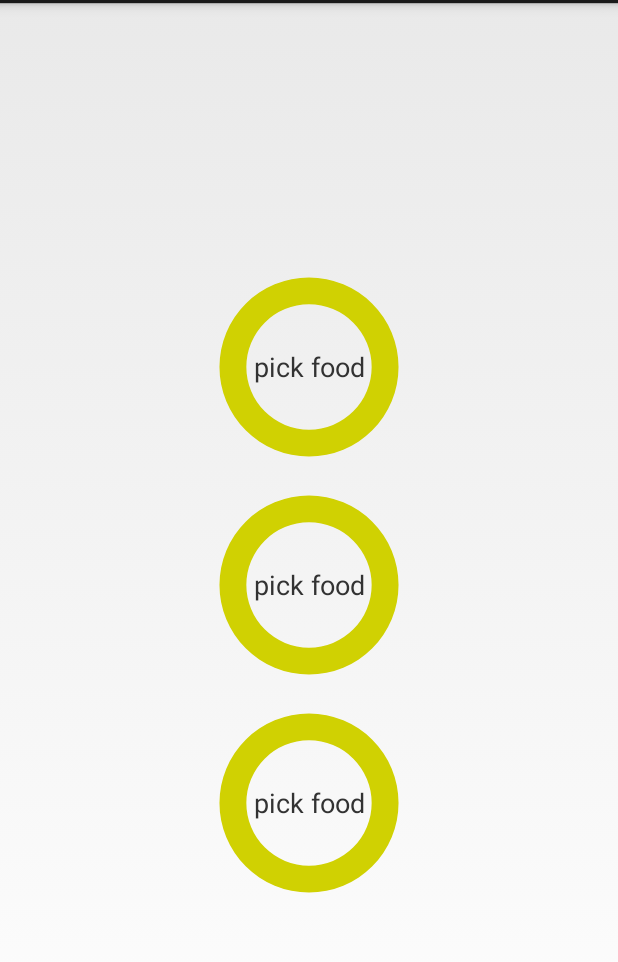
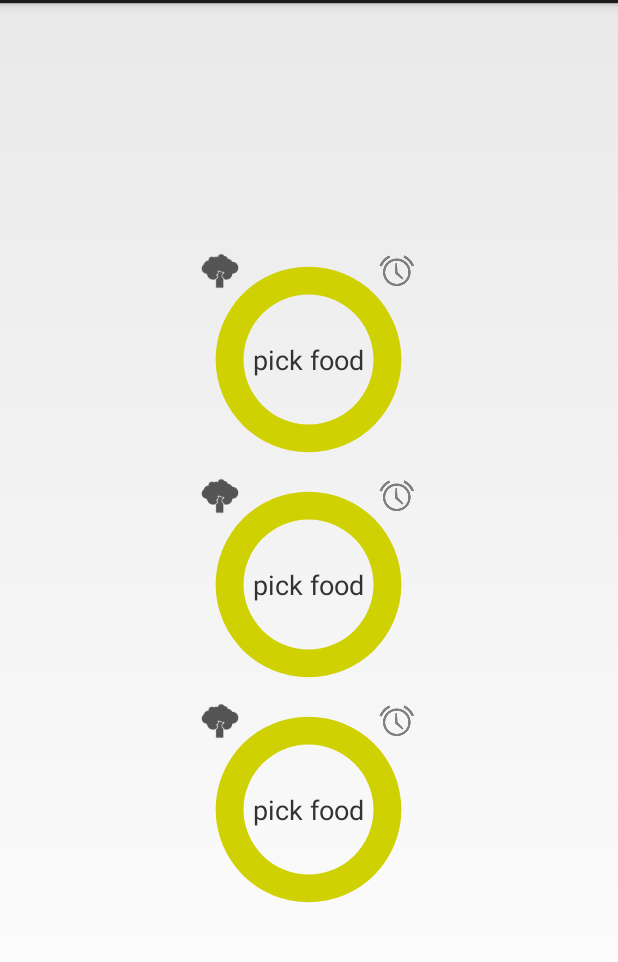
Before and after one commit to TomDoes/Kooktijden, an Android app: the fragment FragmentKookplaat3pits shown on its own in the app's theme, on a phone screen of 412 x 824 dp, the part 69-1031 px from its top. Run offline under Robolectric (Android 15) with nearby library versions, the phone set to English and light mode, and no system bars.

Commit message:
Knoppen voor selecteren groente of handmatig timer instellen

```diff
--- a/app/src/main/java/com/tomdoesburg/kooktijden/FragmentKookplaat1pits.java
+++ b/app/src/main/java/com/tomdoesburg/kooktijden/FragmentKookplaat1pits.java
@@ -1,7 +1,6 @@
 package com.tomdoesburg.kooktijden;
 
 import android.os.Bundle;
-import android.support.annotation.Nullable;
 import android.support.v4.app.Fragment;
 import android.view.LayoutInflater;
 import android.view.View;
@@ -30,7 +29,7 @@ public class FragmentKookplaat1pits extends Fragment {
     }
 
     @Override
-    public void onViewCreated(View view, @Nullable Bundle savedInstanceState) {
+    public void onViewCreated(View view, Bundle savedInstanceState) {
         super.onViewCreated(view, savedInstanceState);
 
         //kookplaat 1
--- a/app/src/main/java/com/tomdoesburg/kooktijden/FragmentKookplaat2pits.java
+++ b/app/src/main/java/com/tomdoesburg/kooktijden/FragmentKookplaat2pits.java
@@ -1,7 +1,6 @@
 package com.tomdoesburg.kooktijden;
 
 import android.os.Bundle;
-import android.support.annotation.Nullable;
 import android.support.v4.app.Fragment;
 import android.view.LayoutInflater;
 import android.view.View;
@@ -25,7 +24,7 @@ public class FragmentKookplaat2pits extends Fragment {
     }
 
     @Override
-    public void onViewCreated(View view, @Nullable Bundle savedInstanceState) {
+    public void onViewCreated(View view, Bundle savedInstanceState) {
         super.onViewCreated(view, savedInstanceState);
 
         //kookplaat 1
--- a/app/src/main/java/com/tomdoesburg/kooktijden/FragmentKookplaat3pits.java
+++ b/app/src/main/java/com/tomdoesburg/kooktijden/FragmentKookplaat3pits.java
@@ -1,7 +1,6 @@
 package com.tomdoesburg.kooktijden;
 
 import android.os.Bundle;
-import android.support.annotation.Nullable;
 import android.support.v4.app.Fragment;
 import android.view.LayoutInflater;
 import android.view.View;
@@ -25,7 +24,7 @@ public class FragmentKookplaat3pits extends Fragment {
     }
 
     @Override
-    public void onViewCreated(View view, @Nullable Bundle savedInstanceState) {
+    public void onViewCreated(View view, Bundle savedInstanceState) {
         super.onViewCreated(view, savedInstanceState);
 
         //kookplaat 1
--- a/app/src/main/res/layout/kookplaat3pits.xml
+++ b/app/src/main/res/layout/kookplaat3pits.xml
@@ -14,9 +14,9 @@
     <ProgressBar
         android:id="@+id/kookplaat1"
         style="?android:attr/progressBarStyleHorizontal"
-        android:layout_width="125dip"
-        android:layout_height="125dip"
-        android:layout_margin="10dp"
+        android:layout_width="150dip"
+        android:layout_height="150dip"
+        android:padding="10dp"
         android:indeterminate="false"
         android:progressDrawable="@drawable/customprogressbar" />
 
@@ -35,9 +35,9 @@
     <ProgressBar
         android:id="@+id/kookplaat2"
         style="?android:attr/progressBarStyleHorizontal"
-        android:layout_width="125dip"
-        android:layout_height="125dip"
-        android:layout_margin="10dp"
+        android:layout_width="150dip"
+        android:layout_height="150dip"
+        android:padding="10dp"
         android:layout_below="@id/kookplaat1"
         android:indeterminate="false"
         android:progressDrawable="@drawable/customprogressbar" />
@@ -57,9 +57,9 @@
     <ProgressBar
         android:id="@+id/kookplaat3"
         style="?android:attr/progressBarStyleHorizontal"
-        android:layout_width="125dip"
-        android:layout_height="125dip"
-        android:layout_margin="10dp"
+        android:layout_width="150dip"
+        android:layout_height="150dip"
+        android:padding="10dp"
         android:layout_below="@id/kookplaat2"
         android:indeterminate="false"
         android:progressDrawable="@drawable/customprogressbar" />
@@ -76,5 +76,60 @@
         android:textSize="18sp"
         android:text="pick food" />
 
+    <ImageButton
+        android:layout_width="wrap_content"
+        android:layout_height="wrap_content"
+        android:id="@+id/kookplaat1Button1"
+        android:background="@drawable/brocolli"
+        android:layout_alignTop="@+id/kookplaat1"
+        android:layout_alignLeft="@+id/kookplaat1"
+        android:layout_alignStart="@+id/kookplaat1" />
+
+    <ImageButton
+        android:layout_width="wrap_content"
+        android:layout_height="wrap_content"
+        android:id="@+id/kookplaat2Button1"
+        android:background="@drawable/brocolli"
+        android:layout_below="@+id/kookplaat1"
+        android:layout_alignLeft="@+id/kookplaat1"
+        android:layout_alignStart="@+id/kookplaat1" />
+
+    <ImageButton
+        android:layout_width="wrap_content"
+        android:layout_height="wrap_content"
+        android:id="@+id/kookplaat2Button2"
+        android:background="@drawable/ic_action_alarms"
+        android:layout_below="@+id/kookplaat1"
+        android:layout_alignRight="@+id/kookplaat1"
+        android:layout_alignEnd="@+id/kookplaat1" />
+
+    <ImageButton
+        android:layout_width="wrap_content"
+        android:layout_height="wrap_content"
+        android:id="@+id/kookplaat3Button1"
+        android:layout_below="@+id/kookplaat2"
+        android:layout_alignRight="@+id/kookplaat1Button1"
+        android:layout_alignEnd="@+id/kookplaat1Button1"
+        android:background="@drawable/brocolli" />
+
+    <ImageButton
+        android:layout_width="wrap_content"
+        android:layout_height="wrap_content"
+        android:id="@+id/kookplaat1Button2"
+        android:background="@drawable/ic_action_alarms"
+        android:layout_toStartOf="@+id/kookplaat2"
+        android:layout_alignTop="@+id/kookplaat1"
+        android:layout_alignRight="@+id/kookplaat1"
+        android:layout_alignEnd="@+id/kookplaat1" />
+
+    <ImageButton
+        android:layout_width="wrap_content"
+        android:layout_height="wrap_content"
+        android:id="@+id/kookplaat3Button2"
+        android:background="@drawable/ic_action_alarms"
+        android:layout_below="@+id/kookplaat2"
+        android:layout_alignRight="@+id/kookplaat2"
+        android:layout_alignEnd="@+id/kookplaat2" />
+
 
 </RelativeLayout>
```
Also changed, not shown: app/src/main/res/layout/kookplaat1pits.xml (+9 -8 lines), app/src/main/res/layout/kookplaat2pits.xml (+41 -6 lines).
